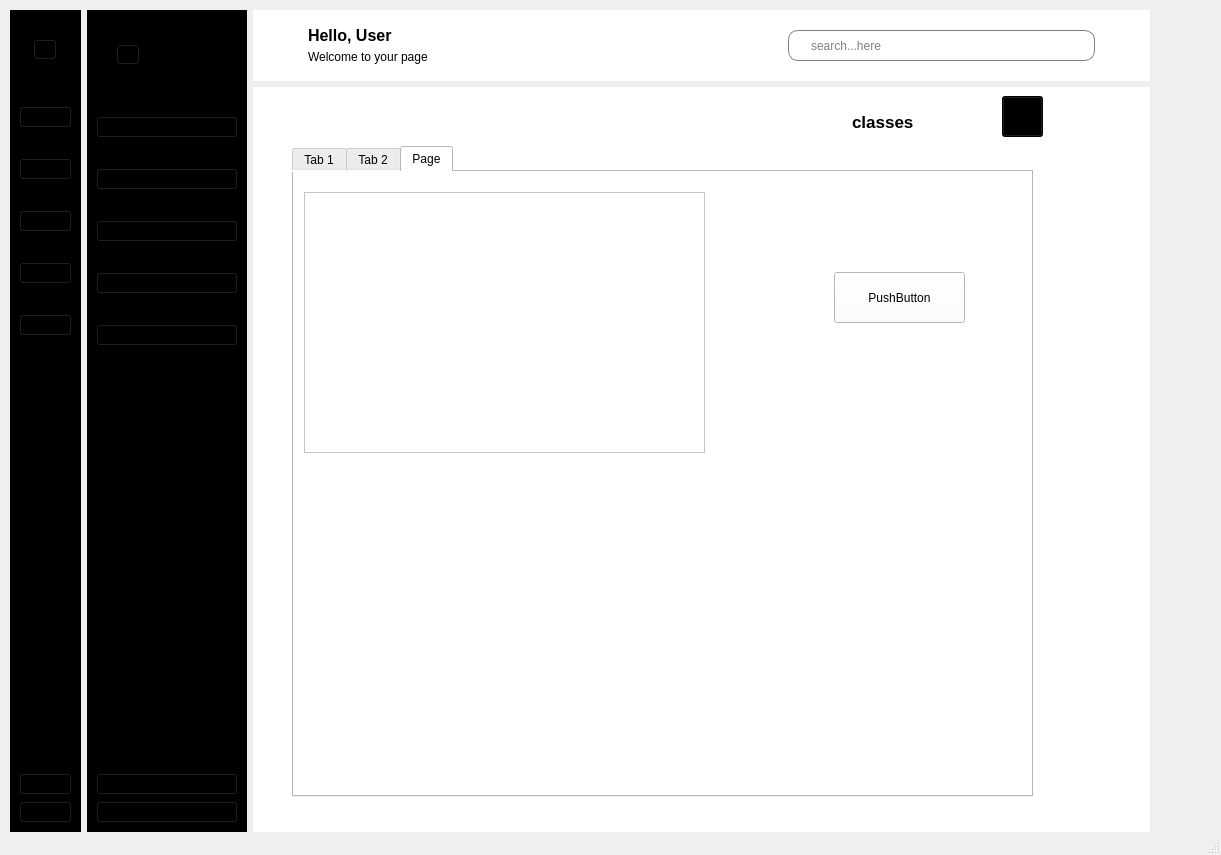
Old version of the form School_System/ui/IndexSU.ui in the repository KasperJack/School-Management-System.
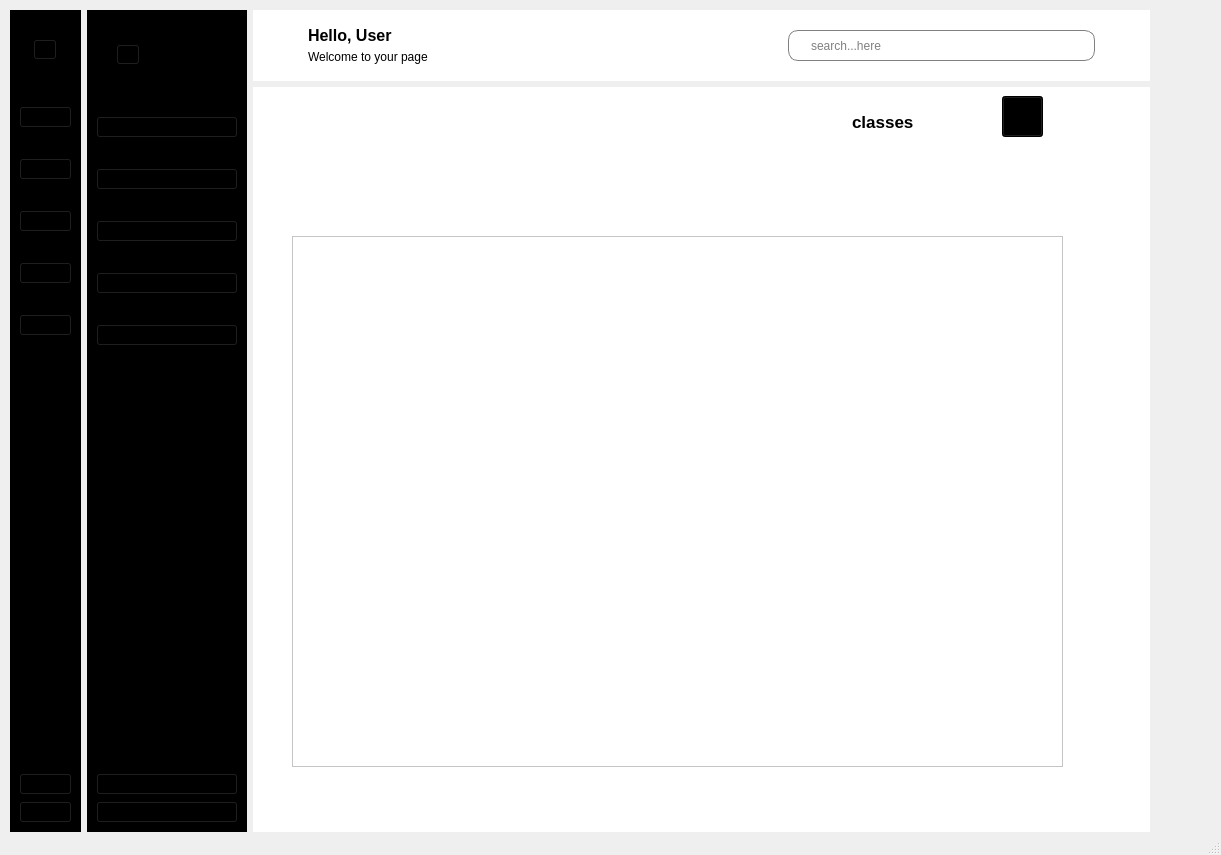
New version of the form. The open tabs and pages were chosen to show the change. Icons and pictures are not drawn.

Patch:
```diff
--- a/School_System/ui/IndexSU.ui
+++ b/School_System/ui/IndexSU.ui
@@ -1282,86 +1282,18 @@
                </size>
               </property>
              </widget>
-             <widget class="QTabWidget" name="tab_9">
+             <widget class="QTableWidget" name="classes_table">
               <property name="geometry">
                <rect>
                 <x>30</x>
-                <y>50</y>
-                <width>741</width>
-                <height>651</height>
+                <y>140</y>
+                <width>771</width>
+                <height>531</height>
                </rect>
               </property>
-              <property name="currentIndex">
-               <number>0</number>
+              <property name="lineWidth">
+               <number>1</number>
               </property>
-              <widget class="QWidget" name="tab_6">
-               <attribute name="title">
-                <string>Tab 1</string>
-               </attribute>
-               <widget class="QTableWidget" name="tableWidget">
-                <property name="geometry">
-                 <rect>
-                  <x>20</x>
-                  <y>30</y>
-                  <width>691</width>
-                  <height>561</height>
-                 </rect>
-                </property>
-                <row>
-                 <property name="text">
-                  <string>class 0212</string>
-                 </property>
-                </row>
-                <row>
-                 <property name="text">
-                  <string>dazdaz</string>
-                 </property>
-                </row>
-               </widget>
-              </widget>
-              <widget class="QWidget" name="tab_7">
-               <attribute name="title">
-                <string>Tab 2</string>
-               </attribute>
-               <widget class="QTableWidget" name="teachers_table">
-                <property name="geometry">
-                 <rect>
-                  <x>30</x>
-                  <y>30</y>
-                  <width>401</width>
-                  <height>251</height>
-                 </rect>
-                </property>
-               </widget>
-              </widget>
-              <widget class="QWidget" name="tab_8">
-               <attribute name="title">
-                <string>Page</string>
-               </attribute>
-               <widget class="QTableWidget" name="subjects_table">
-                <property name="geometry">
-                 <rect>
-                  <x>10</x>
-                  <y>20</y>
-                  <width>401</width>
-                  <height>261</height>
-                 </rect>
-                </property>
-               </widget>
-               <widget class="QPushButton" name="pushButton_2">
-                <property name="geometry">
-                 <rect>
-                  <x>540</x>
-                  <y>100</y>
-                  <width>131</width>
-                  <height>51</height>
-                 </rect>
-                </property>
-                <property name="text">
-                 <string>PushButton</string>
-                </property>
-               </widget>
-              </widget>
              </widget>
             </widget>
             <widget class="QWidget" name="students">
```
Left out of the diff: 2 changed lines with no effect on the pictures.
